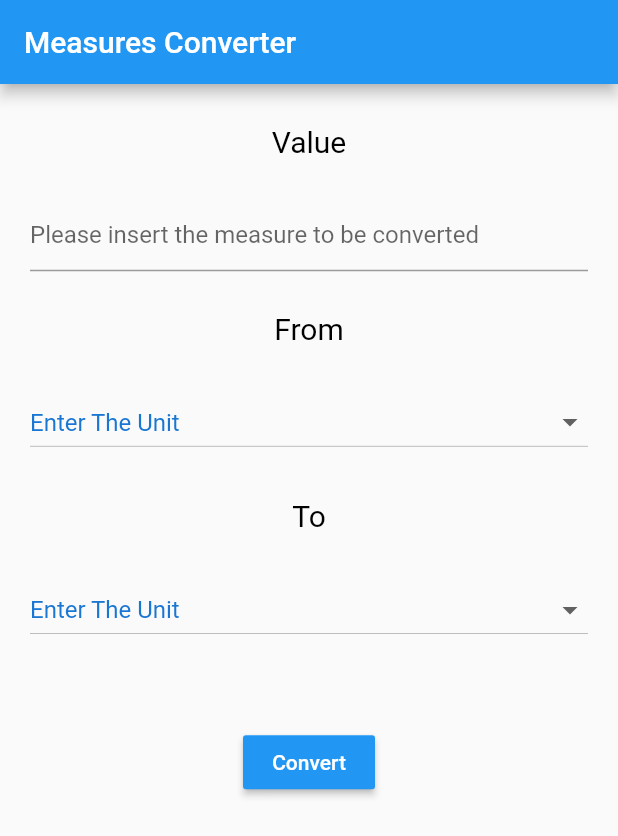
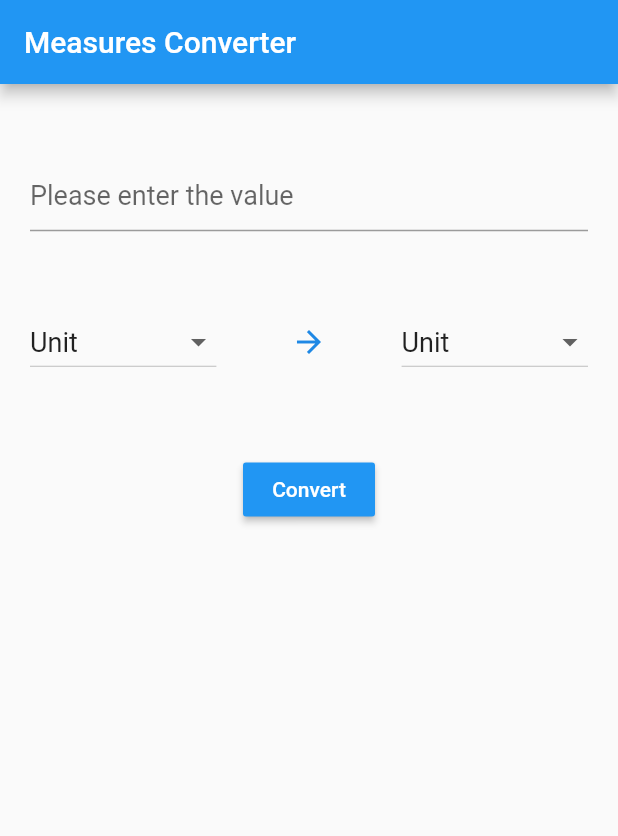
Before and after one commit to azim2429/Measure-Converter, a Flutter app: the screen it shows after launch, on a phone screen of 412 x 824 dp. Shown: the top 836 px of the screen. Run offline on Flutter 3.47's test engine with Material 2 defaults, Android fonts, the phone set to English and light mode, and no system bars.

Commit message:
UI Improvement

```diff
--- a/lib/main.dart
+++ b/lib/main.dart
@@ -9,8 +9,8 @@ class MyApp extends StatefulWidget {
 
 class _MyAppState extends State<MyApp> {
   final TextStyle inputStyle = TextStyle(
-    fontSize: 16,
-    color: Colors.blue[700],
+    fontSize: 18,
+    color: Colors.black87,
   );
 
   final TextStyle labelStyle = TextStyle(
@@ -90,15 +90,10 @@ class _MyAppState extends State<MyApp> {
           child: Column(
             children: [
               Spacer(),
-              Text(
-                'Value',
-                style: labelStyle,
-              ),
-              Spacer(),
               TextField(
                 style: inputStyle,
                 decoration: InputDecoration(
-                  hintText: "Please insert the measure to be converted",
+                  hintText: "Please enter the value",
                 ),
                 onChanged: (text) {
                   var rv = double.tryParse(text);
@@ -111,15 +106,14 @@ class _MyAppState extends State<MyApp> {
               ),
               Spacer(),
               //Text((_numberForm==null)? '' : _numberForm.toString())
-              Text(
-                'From',
-                style: labelStyle,
-              ),
-              Spacer(),
+              Row(
+                children: [
                   DropdownButton(
                     style: inputStyle,
-                hint: Text("Enter The Unit",style: inputStyle,),
-                isExpanded: true,
+                    hint: Text(
+                      "Unit",
+                      style: inputStyle,
+                    ),
                     items: _measures.map((String value) {
                       return DropdownMenuItem<String>(
                         value: value,
@@ -133,16 +127,19 @@ class _MyAppState extends State<MyApp> {
                     },
                     value: _startMeasure,
                   ),
-
                   Spacer(),
-              Text(
-                'To',
-                style: labelStyle,
+                  Icon(
+                    Icons.arrow_forward,
+                    color: Colors.blue[600],
+                    size: 24.0,
+                    semanticLabel: 'Text to announce in accessibility modes',
                   ),
                   Spacer(),
                   DropdownButton(
-                isExpanded: true,
-                hint: Text("Enter The Unit",style: inputStyle,),
+                    hint: Text(
+                      "Unit",
+                      style: inputStyle,
+                    ),
                     style: inputStyle,
                     items: _measures.map((String value) {
                       return DropdownMenuItem<String>(
@@ -160,27 +157,28 @@ class _MyAppState extends State<MyApp> {
                     },
                     value: _convertedMeasure,
                   ),
-
+                ],
+              ),
 
               Spacer(
-                flex: 2,
+                flex: 1,
               ),
               RaisedButton(
                 color: Colors.blue,
                 child: Text('Convert', style: TextStyle(color: Colors.white)),
                 onPressed: () {
-                  if (_startMeasure.isEmpty || _convertedMeasure.isEmpty ||
-                      _numberForm==0) {
+                  if (_startMeasure.isEmpty ||
+                      _convertedMeasure.isEmpty ||
+                      _numberForm == 0) {
                     return;
-                  }
-                  else {
+                  } else {
                     convert(_numberForm, _startMeasure, _convertedMeasure);
                   }
                 },
               ),
 
               Spacer(
-                flex: 2,
+                flex: 1,
               ),
               Text((_resultMessage == null) ? '' : _resultMessage,
                   style: labelStyle),
```
Lines whose indentation alone changed are shown as unchanged.
